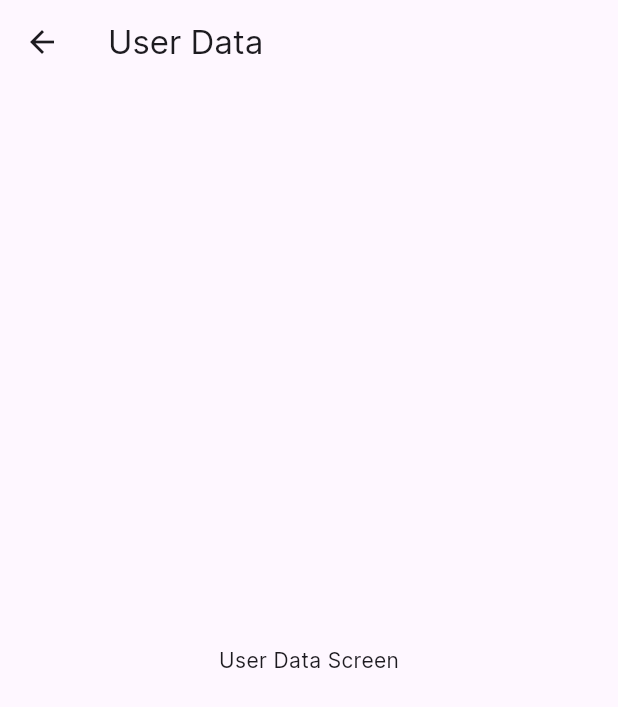
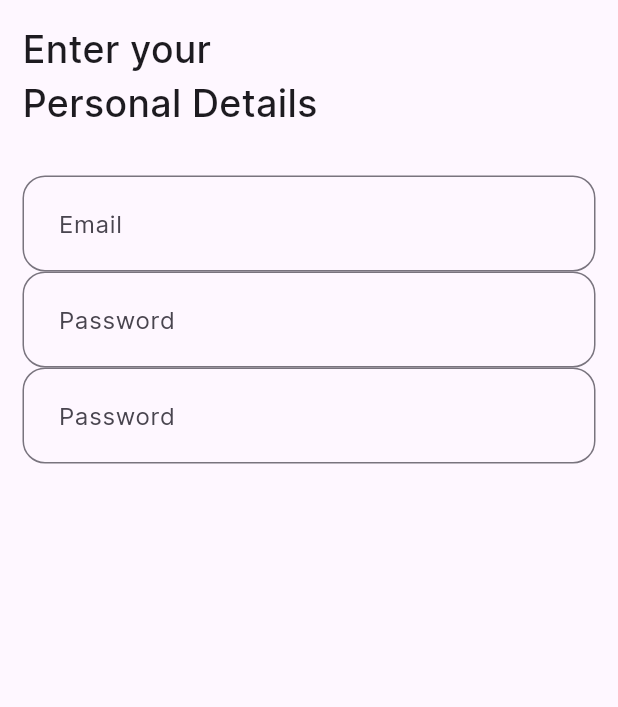
Before and after one commit to IKDewaraja/expenz-app, a Flutter app: the UserDataScreen screen opened directly, on a phone screen of 412 x 824 dp. Shown: the top 707 px of the screen. Run offline on Flutter 3.47's test engine with Material 3 defaults, Android fonts, the phone set to English and light mode, and no system bars; our stand-ins replace smooth_page_indicator.

Commit message:
user data screen part 1

```diff
--- a/expenz/lib/screens/user_data_screen.dart
+++ b/expenz/lib/screens/user_data_screen.dart
@@ -1,3 +1,4 @@
+import 'package:expenz/constants/constants.dart';
 import 'package:flutter/material.dart';
 
 class UserDataScreen extends StatefulWidget {
@@ -11,8 +12,77 @@ class _UserDataScreenState extends State<UserDataScreen> {
   @override
   Widget build(BuildContext context) {
     return Scaffold(
-      appBar: AppBar(title: const Text("User Data")),
-      body: const Center(child: Text("User Data Screen")),
+    body: SingleChildScrollView(
+      child: SafeArea(
+        child: Padding(
+        padding: const EdgeInsets.all(kDefaultPadding),
+        child: Column(
+          crossAxisAlignment: CrossAxisAlignment.start,
+          children: [
+            Text("Enter your \nPersonal Details",
+            style: TextStyle(
+              fontSize: 25,
+              fontWeight: FontWeight.w500,
+
+            ),
+            ),
+
+            SizedBox(height: 30,),
+
+            //form
+
+            Form(child: Column(
+              crossAxisAlignment: CrossAxisAlignment.start,
+              children: [
+
+
+                //form field for the user email
+                TextFormField(
+                  decoration: InputDecoration(
+                    hintText: "Email",
+                    border: OutlineInputBorder(
+                      borderRadius: BorderRadius.circular(15),
+
+                    ),
+                    contentPadding: EdgeInsets.all(20),
+                  ),
+                ),
+
+
+                //form field for the user password
+                TextFormField(
+                  obscureText: true,
+                  decoration: InputDecoration(
+                    hintText: "Password",
+                    border: OutlineInputBorder(
+                      borderRadius: BorderRadius.circular(15),
+
+                    ),
+                    contentPadding: EdgeInsets.all(20),
+                  ),
+                ),
+
+
+              //user confirm password
+                 TextFormField(
+                  obscureText: true,
+                  decoration: InputDecoration(
+                    hintText: "Password",
+                    border: OutlineInputBorder(
+                      borderRadius: BorderRadius.circular(15),
+
+                    ),
+                    contentPadding: EdgeInsets.all(20),
+                  ),
+                ),
+              ],
+            ),
+            )
+
+      ]
+        ),
+      )),
+    ),
     );
   }
 }
```
